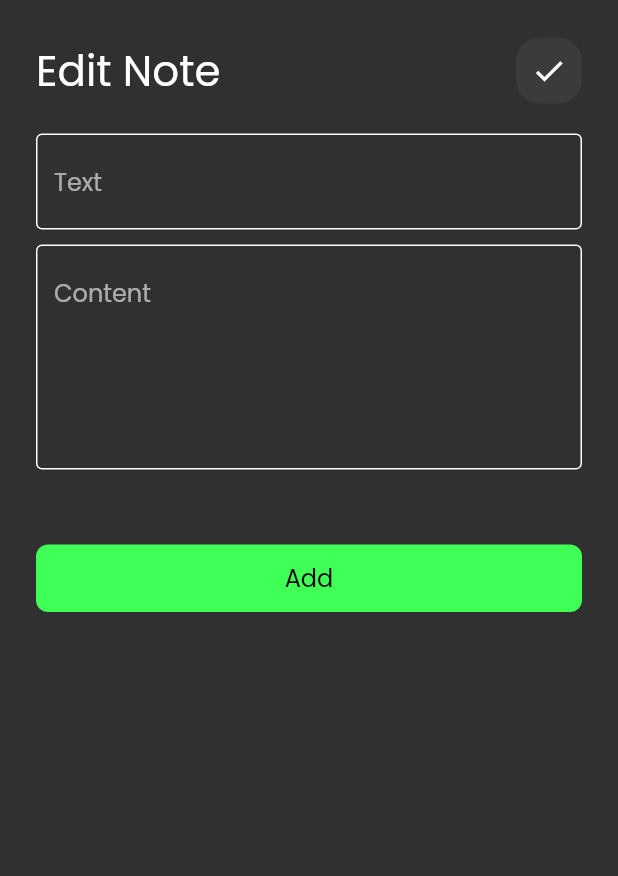
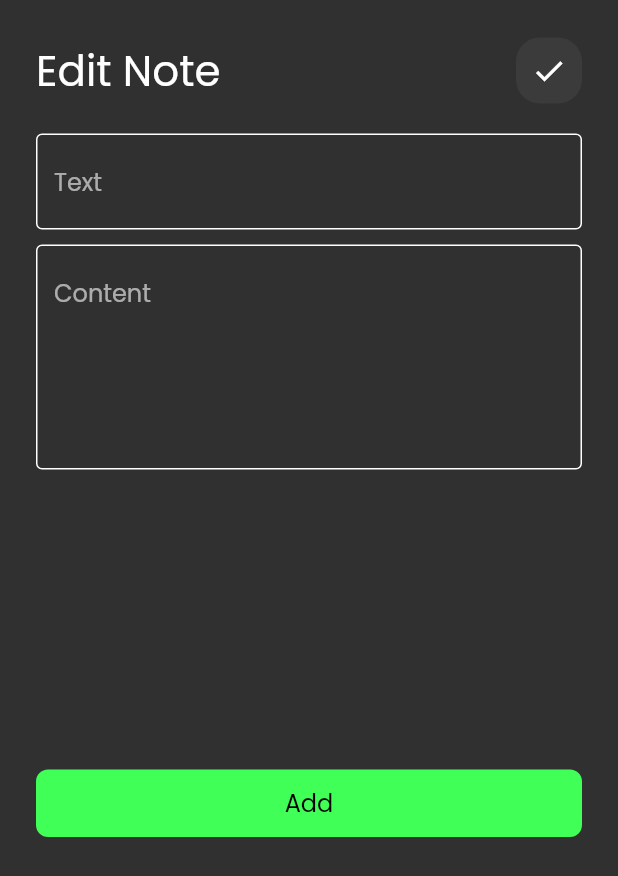
Before and after one commit to MahmoudAli727/last_pro, a Flutter app: the Edit_view screen opened directly, on a phone screen of 412 x 824 dp. Shown: the top 876 px of the screen. Run offline on Flutter 3.47's test engine with Material 2 defaults, Android fonts, the phone set to English and light mode, and no system bars; our stand-ins replace font_awesome_flutter.

Commit message:
edit sizebox

```diff
--- a/lib/widgets/Edit_view_Body.dart
+++ b/lib/widgets/Edit_view_Body.dart
@@ -33,12 +33,9 @@ class Edit_view_Body extends StatelessWidget {
             maxlines: 5,
           ),
           SizedBox(
-            height: 50,
+            height: 200,
           ),
           CustomButton(),
-          SizedBox(
-            height: 10,
-          )
         ]),
       ),
     );
```
